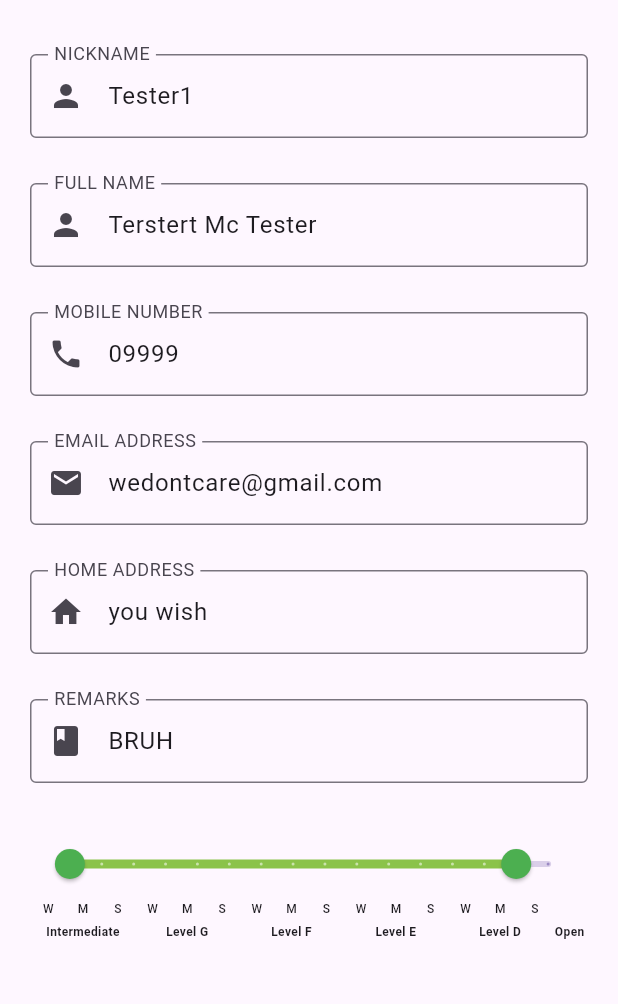
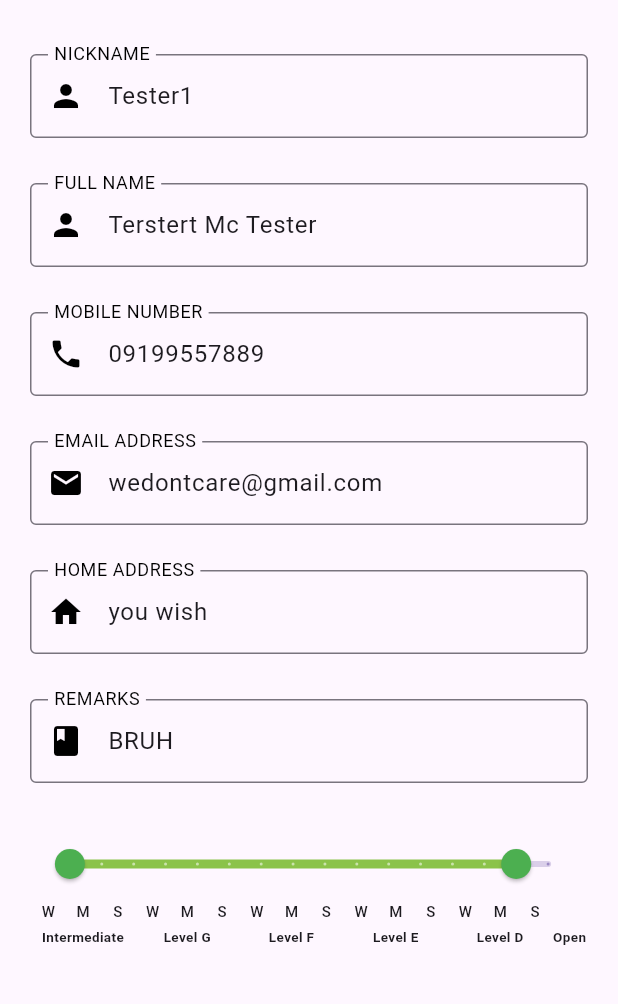
Before and after one commit to SyBorg00/badminton_app, a Flutter app: the screen it shows after launch, after a tap on "Tester1", on a phone screen of 412 x 824 dp, the part 60-1064 px from its top. Run offline on Flutter 3.47's test engine with Material 3 defaults, Android fonts, the light colour scheme and no system bars.

Commit message:
Player input improvements

```diff
--- a/lib/player_list.dart
+++ b/lib/player_list.dart
@@ -12,13 +12,14 @@ class PlayerList extends StatefulWidget {
 }
 
 class _PlayerListState extends State<PlayerList> {
+  late FocusNode _focus;
   final _searchNameController = TextEditingController();
   final List<Players> playerList = [
     Players(
       id: DateTime.now().millisecondsSinceEpoch.toString(),
       nickName: "Tester1",
       fullName: "Terstert Mc Tester",
-      mobileNumber: '09999',
+      mobileNumber: '09199557889',
       email: "wedontcare@gmail.com",
       address: "you wish",
       remarks: "BRUH",
@@ -36,6 +37,10 @@ class _PlayerListState extends State<PlayerList> {
     super.initState();
     filteredPlayers = playerList;
     _searchNameController.addListener(_onSearchPlayer);
+    _focus = FocusNode();
+    _focus.addListener(() {
+      setState(() {});
+    });
   }
 
   void _onSearchPlayer() {
@@ -163,25 +168,39 @@ class _PlayerListState extends State<PlayerList> {
               height: 50,
               child: TextField(
                 controller: _searchNameController,
-                decoration: const InputDecoration(
-                  border: OutlineInputBorder(
+                decoration: InputDecoration(
+                  border: const OutlineInputBorder(
                     borderSide: BorderSide(color: Colors.black),
                   ),
-                  label: Text(
+                  label: const Text(
                     "Search by name or nick name",
                     style: TextStyle(color: Color.fromARGB(255, 0, 0, 0)),
                   ),
-                  prefixIcon: Icon(
+                  prefixIcon: const Icon(
                     Icons.search,
                     color: Color.fromARGB(255, 20, 148, 58),
                   ),
-                  focusedBorder: OutlineInputBorder(
+                  focusedBorder: const OutlineInputBorder(
                     borderSide: BorderSide(
                       color: Color.fromARGB(255, 57, 158, 37),
                       width: 2,
                     ),
                   ),
                   focusColor: Colors.green,
+                  prefixIconColor: WidgetStateColor.resolveWith((states) {
+                    if (states.contains(WidgetState.focused)) {
+                      return const Color.fromARGB(255, 10, 165, 23);
+                    }
+                    return Colors.black;
+                  }),
+                  floatingLabelStyle: WidgetStateTextStyle.resolveWith((
+                    states,
+                  ) {
+                    if (states.contains(WidgetState.focused)) {
+                      return const TextStyle(color: Colors.green);
+                    }
+                    return const TextStyle(color: Colors.black);
+                  }),
                 ),
               ),
             ),
--- a/lib/widgets/player_card.dart
+++ b/lib/widgets/player_card.dart
@@ -25,7 +25,7 @@ class PlayerCard extends StatelessWidget {
                 child: Icon(
                   Icons.person,
                   color: Colors.white,
-                  size: 30,
+                  size: 40,
                 ),
               ),
             ),
@@ -40,11 +40,17 @@ class PlayerCard extends StatelessWidget {
                     Text(
                       player.nickName,
                       style: const TextStyle(
-                        fontSize: 16,
+                        fontSize: 18,
                         fontWeight: FontWeight.w900,
                       ),
                     ),
-                    Text(player.fullName),
+                    Text(
+                      player.fullName,
+                      style: const TextStyle(
+                        fontSize: 15,
+                        color: Color.fromARGB(255, 70, 70, 70),
+                      ),
+                    ),
                     const SizedBox(
                       height: 20,
                     ),
--- a/lib/widgets/player_display_level.dart
+++ b/lib/widgets/player_display_level.dart
@@ -39,7 +39,7 @@ class PlayerDisplayLevel extends StatelessWidget {
       String strengthStr = '';
       switch (rank) {
         case PlayerRank.intermediate:
-          rankStr = 'Interm';
+          rankStr = 'Intermediate';
           break;
         case PlayerRank.levelG:
           rankStr = 'G';
@@ -90,8 +90,20 @@ class PlayerDisplayLevel extends StatelessWidget {
           mainAxisSize: MainAxisSize.max,
           mainAxisAlignment: MainAxisAlignment.spaceBetween,
           children: [
-            Text(levelLabel(startRank, startStrength)),
-            Text(levelLabel(endRank, endStrength)),
+            Text(
+              levelLabel(startRank, startStrength),
+              style: const TextStyle(
+                color: Color.fromARGB(255, 112, 112, 112),
+                fontWeight: FontWeight.bold,
+              ),
+            ),
+            Text(
+              levelLabel(endRank, endStrength),
+              style: const TextStyle(
+                color: Color.fromARGB(255, 112, 112, 112),
+                fontWeight: FontWeight.bold,
+              ),
+            ),
           ],
         ),
       ],
--- a/lib/widgets/player_input.dart
+++ b/lib/widgets/player_input.dart
@@ -51,6 +51,18 @@ class _PlayerInputState extends State<PlayerInput> {
         border: const OutlineInputBorder(),
         prefixIcon: widget.prefixIcon,
         label: Text(widget.label ?? ''),
+        prefixIconColor: WidgetStateColor.resolveWith((states) {
+          if (states.contains(WidgetState.focused)) {
+            return const Color.fromARGB(255, 10, 165, 23);
+          }
+          return Colors.black;
+        }),
+        floatingLabelStyle: WidgetStateTextStyle.resolveWith((states) {
+          if (states.contains(WidgetState.focused)) {
+            return const TextStyle(color: Color.fromARGB(255, 10, 165, 23));
+          }
+          return const TextStyle(color: Colors.black);
+        }),
         errorStyle: const TextStyle(height: 0),
         errorBorder: OutlineInputBorder(
           borderSide: BorderSide(
@@ -59,9 +71,13 @@ class _PlayerInputState extends State<PlayerInput> {
           ),
         ),
         focusedBorder: const OutlineInputBorder(
-          borderSide: BorderSide(color: Colors.black, width: 2),
+          borderSide: BorderSide(
+            color: Color.fromARGB(255, 10, 165, 23),
+            width: 2,
+          ),
         ),
       ),
+
       validator: widget.validator,
     );
   }
--- a/lib/widgets/player_level.dart
+++ b/lib/widgets/player_level.dart
@@ -104,7 +104,7 @@ class _PlayerLevelWidgetState extends State<PlayerLevelWidget> {
         _rankLabel(rank),
         textAlign: TextAlign.center,
         style: const TextStyle(
-          fontSize: 8,
+          fontSize: 9,
           fontWeight: FontWeight.bold,
         ),
       );
@@ -186,7 +186,7 @@ class _PlayerLevelWidgetState extends State<PlayerLevelWidget> {
                     child: Text(
                       _strengthLabels[i],
                       style: const TextStyle(
-                        fontSize: 8,
+                        fontSize: 10,
                         fontWeight: FontWeight.w500,
                       ),
                     ),
```
